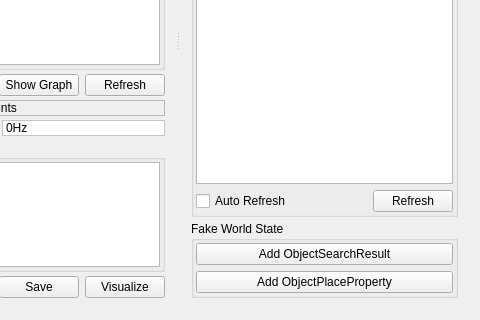
Qt form subarchitectures/conceptual.sa/trunk/src/c++/conceptual/components/Tester/ConceptualWidget/ConceptualWidget.ui (marc-hanheide/cogx) before a commit; both pictures show x 511 to 991 and y 240 to 560 of the 991 by 560 pixel window.
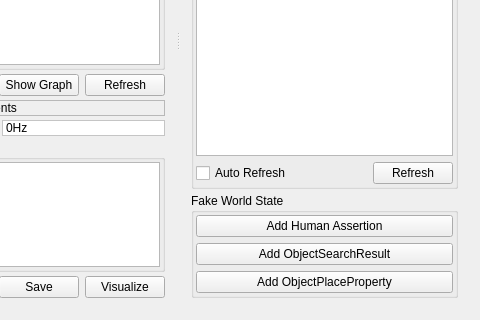
The same form after that commit. Icons and pictures are not drawn.

Commit message: Compiling code with almost finished human assertions.

```diff
--- a/subarchitectures/conceptual.sa/trunk/src/c++/conceptual/components/Tester/ConceptualWidget/ConceptualWidget.ui
+++ b/subarchitectures/conceptual.sa/trunk/src/c++/conceptual/components/Tester/ConceptualWidget/ConceptualWidget.ui
@@ -498,6 +498,17 @@
           <property name="margin">
            <number>2</number>
           </property>
+          <item>
+           <widget class="QPushButton" name="addHumanAssertionButton">
+            <property name="text">
+             <string>Add Human Assertion</string>
+            </property>
+            <property name="icon">
+             <iconset resource="../resources.qrc">
+              <normaloff>:/icons/icons/add.png</normaloff>:/icons/icons/add.png</iconset>
+            </property>
+           </widget>
+          </item>
           <item>
            <widget class="QPushButton" name="addObjectSearchResultButton">
             <property name="text">
```
The commit also changes 15 other files.
